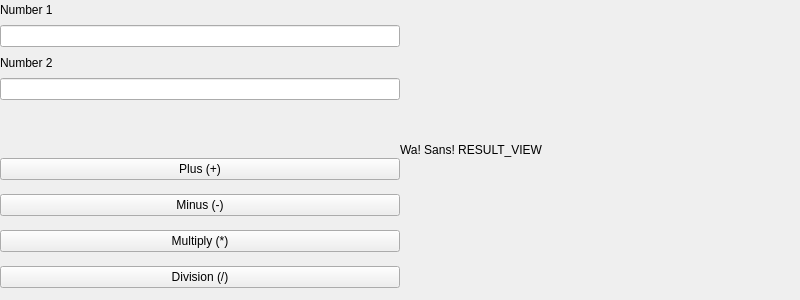
Above: QT_UI/mainmenu.ui from CAU-OOP-2022-7EVEN/OOP_Assignment_2 before the change. Below: the same form after it.
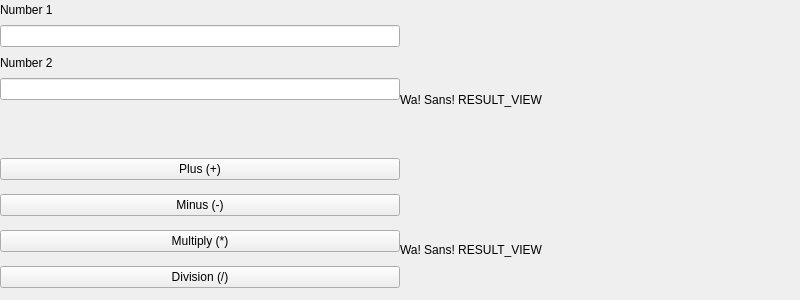
That is the form after the change.

Commit message: Update MainMenu UI : Adjust Right Layout

```diff
--- a/QT_UI/mainmenu.ui
+++ b/QT_UI/mainmenu.ui
@@ -22,7 +22,35 @@
                     <height>300</height>
                 </rect>
             </property>
-            <layout class="QVBoxLayout" name="layoutRight">
+            <widget class="QWidget" name="layoutRightImageContainer">
+                <property name="geometry">
+                    <rect>
+                        <x>0</x>
+                        <y>0</y>
+                        <width>400</width>
+                        <height>200</height>
+                    </rect>
+                </property>
+                <layout class="QVBoxLayout" name="layoutRightImage">
+                    <item>
+                        <widget class="QLabel" name="labelResult1">
+                            <property name="text">
+                                <string>Wa! Sans! RESULT_VIEW</string>
+                            </property>
+                        </widget>
+                    </item>
+                </layout>
+            </widget>
+            <widget class="QWidget" name="layoutRightResultContainer">
+                <property name="geometry">
+                    <rect>
+                        <x>0</x>
+                        <y>200</y>
+                        <width>400</width>
+                        <height>100</height>
+                    </rect>
+                </property>
+                <layout class="QVBoxLayout" name="layoutRightResult">
                 <item>
                     <widget class="QLabel" name="labelResult">
                         <property name="text">
@@ -31,6 +59,7 @@
                     </widget>
                 </item>
             </layout>
+            </widget>
         </widget>
         <widget class="QWidget" name="layoutLeftContainer">
             <property name="geometry">
```
Lines whose indentation alone changed are shown as unchanged. The commit also changes 1 other file.
